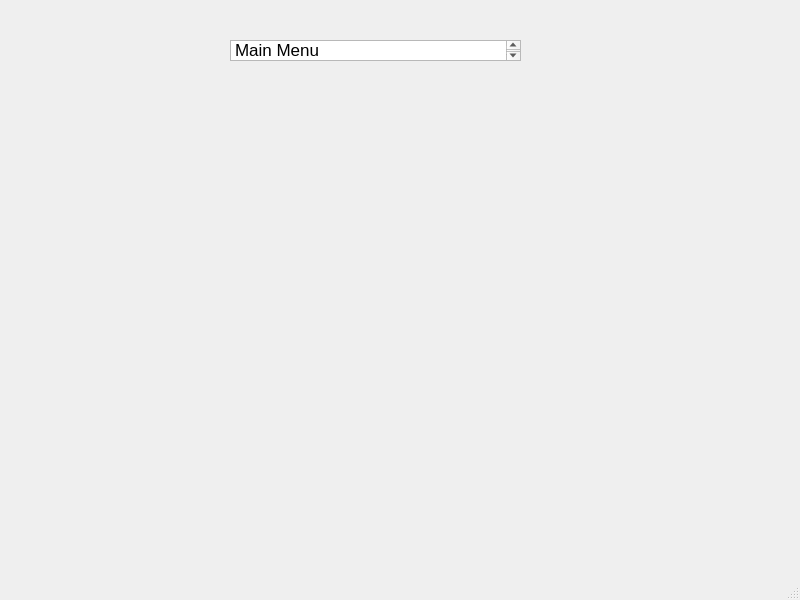
Above: mainmenu.ui from MarioPardo/Neureset_Team20 before the change. Below: the same form after it.
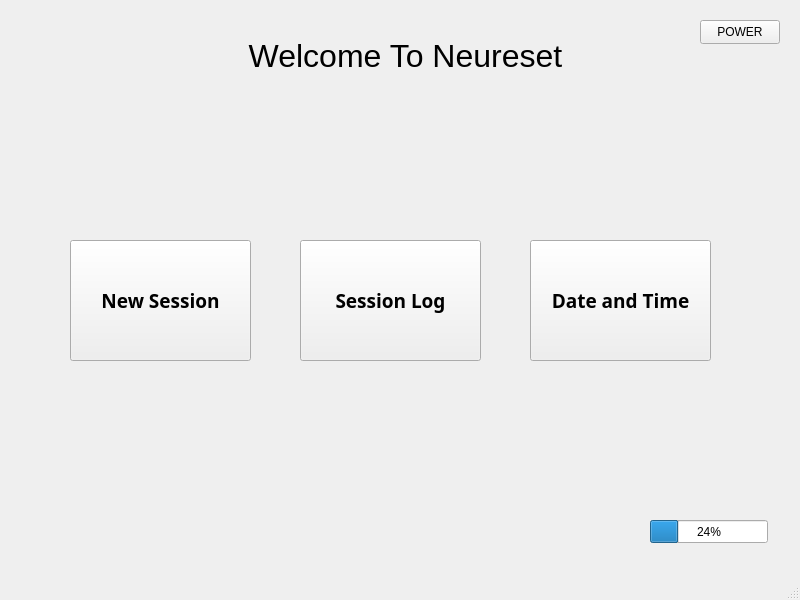
That is the form after the change.

Commit message: Main Menu v1

```diff
--- a/mainmenu.ui
+++ b/mainmenu.ui
@@ -13,26 +13,117 @@
   <property name="windowTitle">
    <string>MainMenu</string>
   </property>
+  <property name="autoFillBackground">
+   <bool>false</bool>
+  </property>
   <widget class="QWidget" name="centralwidget">
-   <widget class="QTextEdit" name="textEdit">
+   <widget class="QLabel" name="label">
     <property name="geometry">
      <rect>
-      <x>230</x>
-      <y>40</y>
-      <width>291</width>
-      <height>21</height>
+      <x>140</x>
+      <y>20</y>
+      <width>531</width>
+      <height>71</height>
      </rect>
     </property>
-    <property name="html">
-     <string>&lt;!DOCTYPE HTML PUBLIC &quot;-//W3C//DTD HTML 4.0//EN&quot; &quot;http://www.w3.org/TR/REC-html40/strict.dtd&quot;&gt;
-&lt;html&gt;&lt;head&gt;&lt;meta name=&quot;qrichtext&quot; content=&quot;1&quot; /&gt;&lt;meta charset=&quot;utf-8&quot; /&gt;&lt;style type=&quot;text/css&quot;&gt;
-p, li { white-space: pre-wrap; }
-hr { height: 1px; border-width: 0; }
-li.unchecked::marker { content: &quot;\2610&quot;; }
-li.checked::marker { content: &quot;\2612&quot;; }
-&lt;/style&gt;&lt;/head&gt;&lt;body style=&quot; font-family:'.AppleSystemUIFont'; font-size:13pt; font-weight:400; font-style:normal;&quot;&gt;
-&lt;p style=&quot; margin-top:0px; margin-bottom:0px; margin-left:0px; margin-right:0px; -qt-block-indent:0; text-indent:0px;&quot;&gt;Main Menu&lt;/p&gt;
-&lt;p style=&quot;-qt-paragraph-type:empty; margin-top:0px; margin-bottom:0px; margin-left:0px; margin-right:0px; -qt-block-indent:0; text-indent:0px;&quot;&gt;&lt;br /&gt;&lt;/p&gt;&lt;/body&gt;&lt;/html&gt;</string>
+    <property name="font">
+     <font>
+      <family>Yu Gothic UI</family>
+      <pointsize>24</pointsize>
+      <bold>false</bold>
+     </font>
+    </property>
+    <property name="text">
+     <string>Welcome To Neureset</string>
+    </property>
+    <property name="alignment">
+     <set>Qt::AlignCenter</set>
+    </property>
+   </widget>
+   <widget class="QPushButton" name="power_Btn">
+    <property name="geometry">
+     <rect>
+      <x>700</x>
+      <y>20</y>
+      <width>80</width>
+      <height>24</height>
+     </rect>
+    </property>
+    <property name="text">
+     <string>POWER</string>
+    </property>
+   </widget>
+   <widget class="QProgressBar" name="batteryBar">
+    <property name="geometry">
+     <rect>
+      <x>650</x>
+      <y>520</y>
+      <width>118</width>
+      <height>23</height>
+     </rect>
+    </property>
+    <property name="value">
+     <number>24</number>
+    </property>
+   </widget>
+   <widget class="QPushButton" name="newsession_Btn">
+    <property name="geometry">
+     <rect>
+      <x>70</x>
+      <y>240</y>
+      <width>181</width>
+      <height>121</height>
+     </rect>
+    </property>
+    <property name="font">
+     <font>
+      <family>Segoe UI Black</family>
+      <pointsize>14</pointsize>
+      <bold>true</bold>
+     </font>
+    </property>
+    <property name="text">
+     <string>New Session</string>
+    </property>
+   </widget>
+   <widget class="QPushButton" name="sessionlog_Btn">
+    <property name="geometry">
+     <rect>
+      <x>300</x>
+      <y>240</y>
+      <width>181</width>
+      <height>121</height>
+     </rect>
+    </property>
+    <property name="font">
+     <font>
+      <family>Segoe UI Black</family>
+      <pointsize>14</pointsize>
+      <bold>true</bold>
+     </font>
+    </property>
+    <property name="text">
+     <string>Session Log</string>
+    </property>
+   </widget>
+   <widget class="QPushButton" name="datentime_Btn">
+    <property name="geometry">
+     <rect>
+      <x>530</x>
+      <y>240</y>
+      <width>181</width>
+      <height>121</height>
+     </rect>
+    </property>
+    <property name="font">
+     <font>
+      <family>Segoe UI Black</family>
+      <pointsize>14</pointsize>
+      <bold>true</bold>
+     </font>
+    </property>
+    <property name="text">
+     <string>Date and Time</string>
     </property>
    </widget>
   </widget>
```
Left out of the diff: 2 changed lines with no effect on the pictures.
